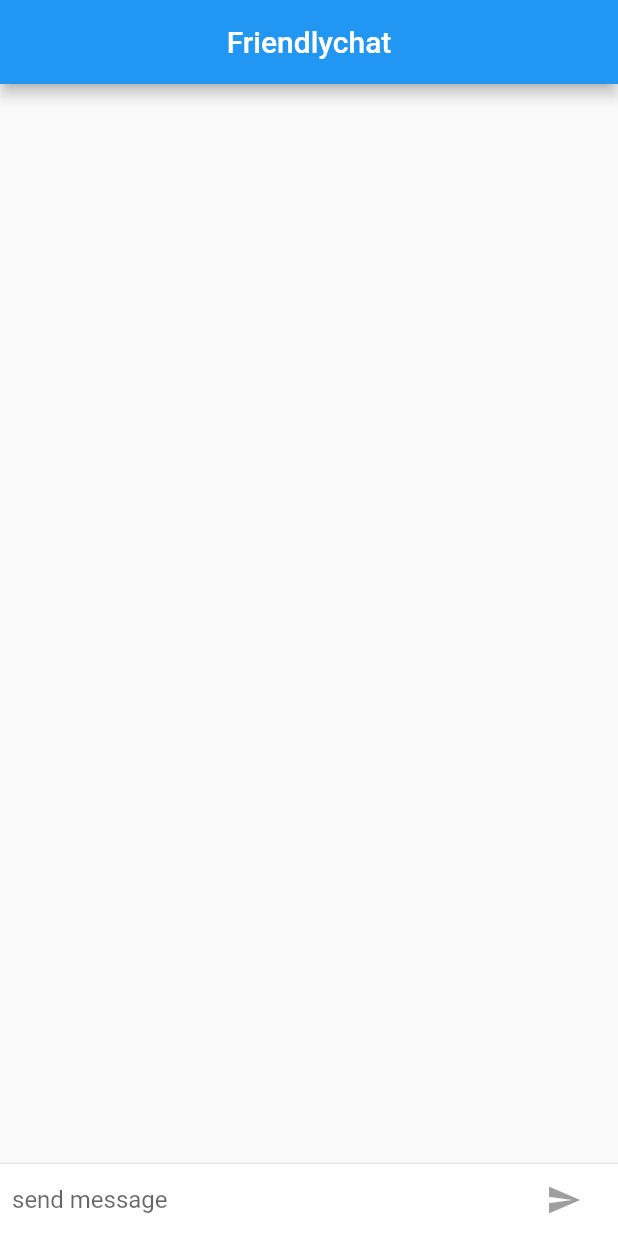
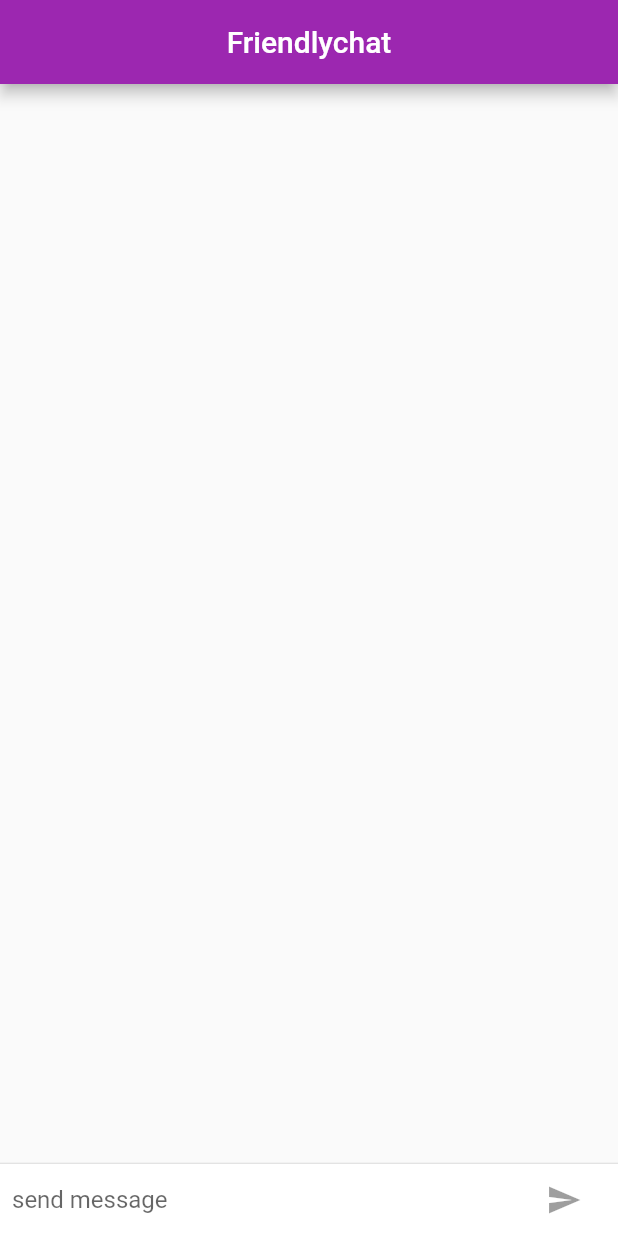
Before and after one commit to ahmetcj4/firebase-flutter-codelab, a Flutter app: the screen it shows after launch, on a phone screen of 412 x 824 dp. Run offline on Flutter 3.47's test engine with Material 2 defaults, Android fonts, the phone set to English and light mode, and no system bars.

Commit message:
ios android differences are included

```diff
--- a/lib/main.dart
+++ b/lib/main.dart
@@ -1,6 +1,19 @@
 import 'package:flutter/material.dart';
+import 'package:flutter/cupertino.dart';
+import 'package:flutter/foundation.dart';
 
 const String _name = "Ahmet Zorer";
+
+final ThemeData kIOSTheme = new ThemeData(
+  primarySwatch: Colors.orange,
+  primaryColor: Colors.grey[100],
+  primaryColorBrightness: Brightness.light,
+);
+
+final ThemeData kDefaultTheme = new ThemeData(
+  primarySwatch: Colors.purple,
+  accentColor: Colors.orangeAccent[400],
+);
 
 void main() {
   runApp(new FriendlychatApp());
@@ -11,6 +24,9 @@ class FriendlychatApp extends StatelessWidget {
   Widget build(BuildContext context) {
     return new MaterialApp(
       title: "Friendlychat",
+      theme: defaultTargetPlatform == TargetPlatform.iOS
+          ? kIOSTheme
+          : kDefaultTheme,
       home: new ChatScreen(),
     );
   }
@@ -72,7 +88,14 @@ class ChatScreenState extends State<ChatScreen> with TickerProviderStateMixin {
             margin: new EdgeInsets.symmetric(horizontal: 4.0),
             child: new IconTheme(
               data: new IconThemeData(color: Theme.of(context).accentColor),
-              child: new IconButton(
+              child: Theme.of(context).platform == TargetPlatform.iOS
+                  ? new CupertinoButton(
+                      child: new Text("Send"),
+                      onPressed: _isComposing
+                          ? () => _handleSubmitted(_textController.text)
+                          : null,
+                    )
+                  : new IconButton(
                       icon: new Icon(Icons.send),
                       onPressed: _isComposing
                           ? () => _handleSubmitted(_textController.text)
@@ -89,8 +112,10 @@ class ChatScreenState extends State<ChatScreen> with TickerProviderStateMixin {
       appBar: new AppBar(
         title: new Text("Friendlychat"),
         centerTitle: true,
+        elevation: Theme.of(context).platform == TargetPlatform.iOS ? 0.0 : 4.0,
       ),
-      body: new Column(
+      body: new Container(
+          child: new Column(
             children: <Widget>[
               new Flexible(
                 child: new ListView.builder(
@@ -102,11 +127,19 @@ class ChatScreenState extends State<ChatScreen> with TickerProviderStateMixin {
               ),
               new Divider(height: 1.0),
               new Container(
-            decoration: new BoxDecoration(color: Theme.of(context).cardColor),
+                decoration:
+                    new BoxDecoration(color: Theme.of(context).cardColor),
                 child: _buildTextComposer(),
               ),
             ],
           ),
+          decoration: Theme.of(context).platform == TargetPlatform.iOS
+              ? new BoxDecoration(
+                  border: new Border(
+                    top: new BorderSide(color: Colors.grey[200]),
+                  ),
+                )
+              : null),
     );
   }
 }
```
Lines whose indentation alone changed are shown as unchanged.
